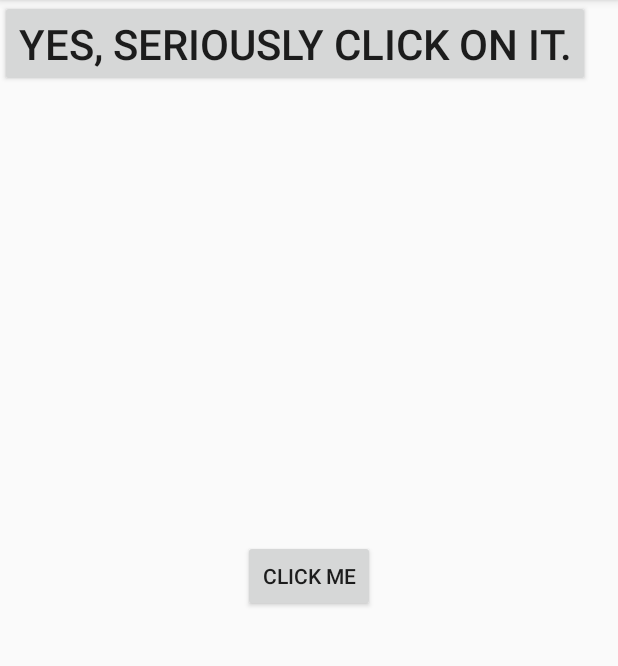
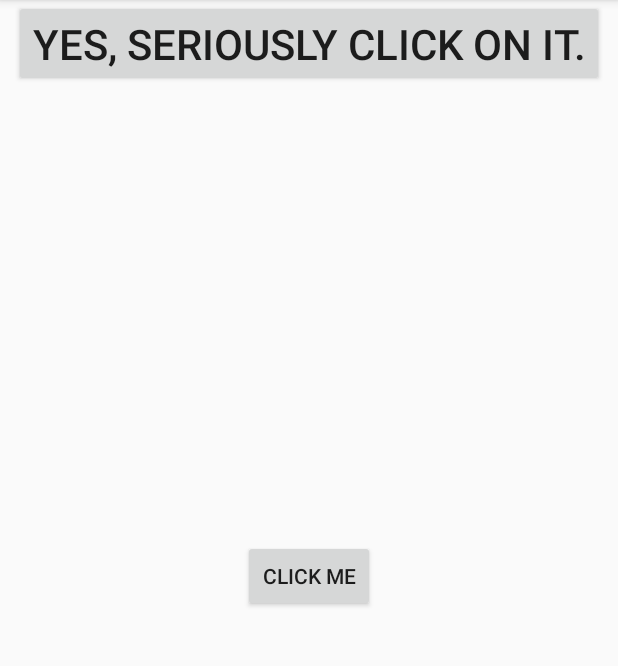
Before and after one commit to KirillKolyshkin/AndroidLearningProject, an Android app: the MainActivity screen opened directly, with no data from a screen before it, on a phone screen of 412 x 824 dp, the part 84-750 px from its top. Run offline under Robolectric (Android 15) with nearby library versions, the phone set to English and light mode, and no system bars.

Commit message:
Click me v3

```diff
--- a/app/src/main/res/layout/activity_main.xml
+++ b/app/src/main/res/layout/activity_main.xml
@@ -21,5 +21,6 @@
             android:layout_height="wrap_content"
             android:text="Yes, seriously click on it."
             android:textSize="28dp"
+            android:layout_centerHorizontal="true"
     />
 </RelativeLayout>
```
